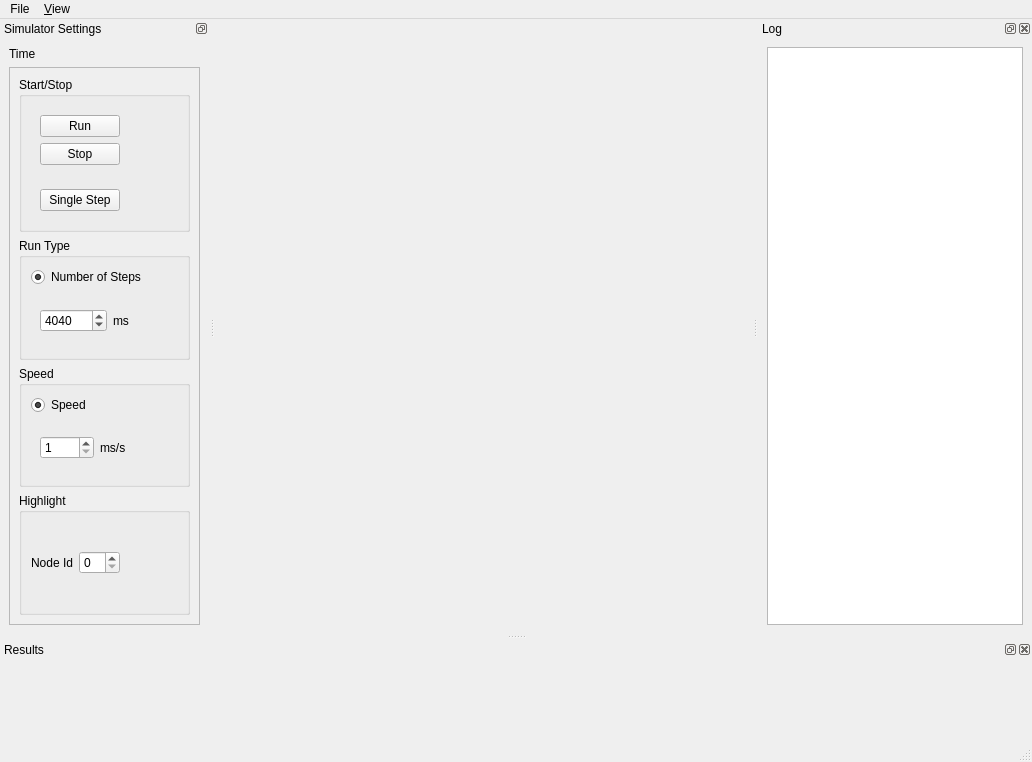
First picture: the form in src/gui/wsnsim.ui, repository raxter/WSN_SWEB_sim, before the edit.
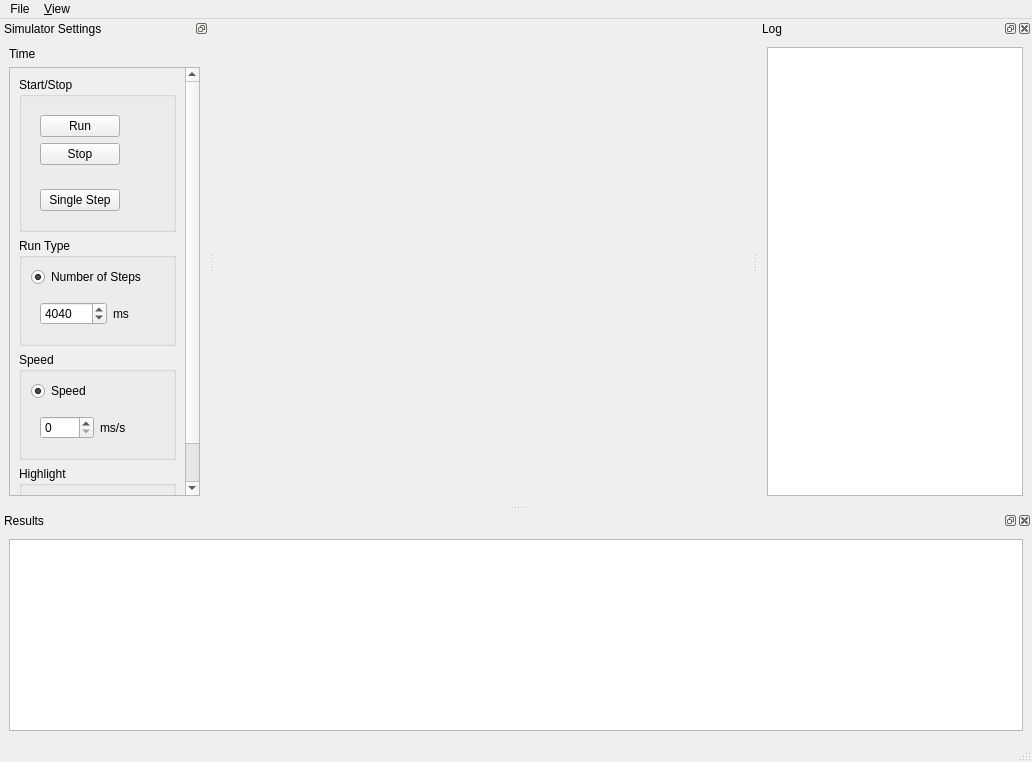
Second picture: the form after the edit.

Diff of the .ui file:
```diff
--- a/src/gui/wsnsim.ui
+++ b/src/gui/wsnsim.ui
@@ -74,7 +74,7 @@
           <x>0</x>
           <y>0</y>
           <width>240</width>
-          <height>535</height>
+          <height>500</height>
          </rect>
         </property>
         <layout class="QVBoxLayout" name="verticalLayout_7">
@@ -241,7 +241,7 @@
                <item>
                 <widget class="QSpinBox" name="speedSpinBox">
                  <property name="minimum">
-                  <number>1</number>
+                  <number>0</number>
                  </property>
                  <property name="maximum">
                   <number>1000</number>
@@ -316,8 +316,8 @@
   <widget class="QDockWidget" name="resultsDockWidget">
    <property name="minimumSize">
     <size>
-     <width>79</width>
-     <height>100</height>
+     <width>110</width>
+     <height>135</height>
     </size>
    </property>
    <property name="windowTitle">
@@ -326,7 +326,13 @@
    <attribute name="dockWidgetArea">
     <number>8</number>
    </attribute>
-   <widget class="QWidget" name="dockWidgetContents_2"/>
+   <widget class="QWidget" name="dockWidgetContents_2">
+    <layout class="QHBoxLayout" name="horizontalLayout_7">
+     <item>
+      <widget class="QTextEdit" name="resultsTextEdit"/>
+     </item>
+    </layout>
+   </widget>
   </widget>
   <widget class="QDockWidget" name="logDockWidget">
    <property name="windowTitle">
```
